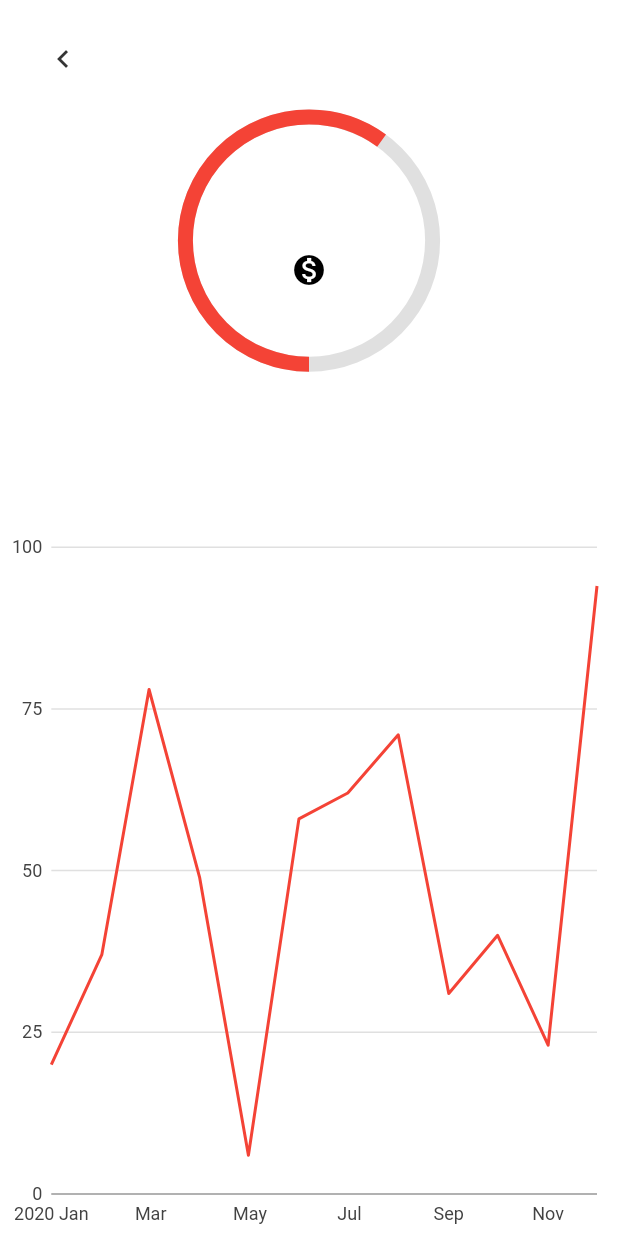
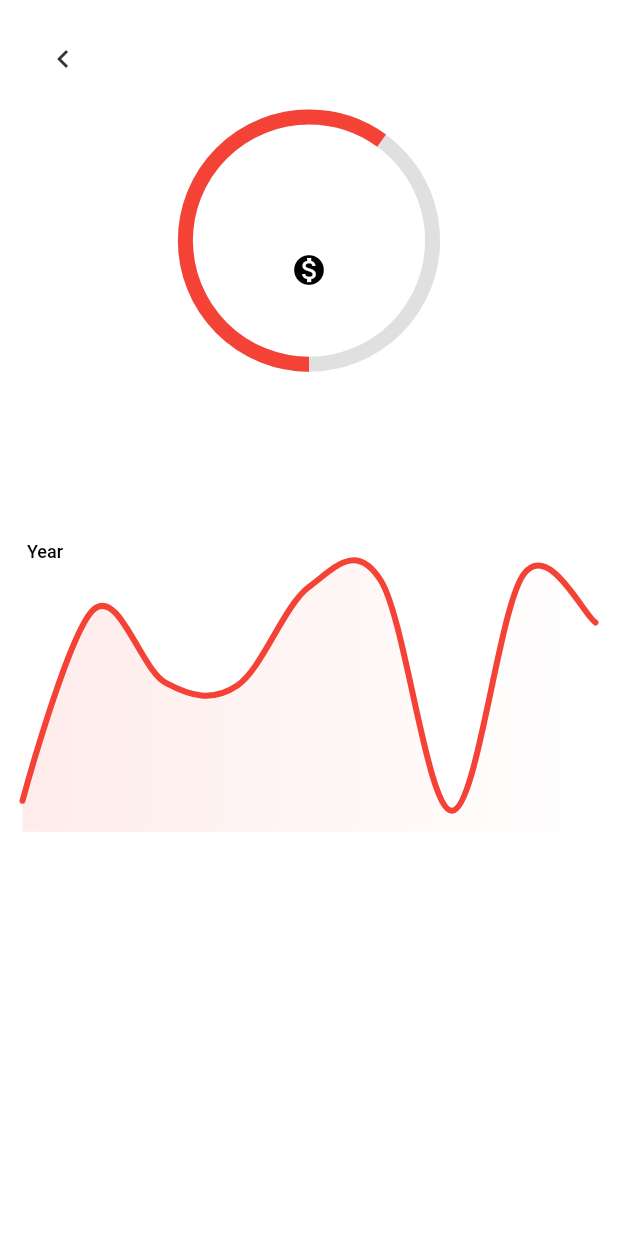
Before and after one commit to AndreyZhartun/flutter-insurance, a Flutter app: the Stats screen opened by its route, on a phone screen of 412 x 824 dp. Run offline on Flutter 3.47's test engine with Material 2 defaults, Android fonts, the phone set to English and light mode, and no system bars; drawn by our look-alikes of fl_chart.

Commit message:
fl_charts вместо charts_flutter для сплайнов

```diff
--- a/lib/stats.dart
+++ b/lib/stats.dart
@@ -1,6 +1,6 @@
 import 'package:flutter/material.dart';
 
-import 'package:charts_flutter/flutter.dart' as charts;
+import 'package:fl_chart/fl_chart.dart';
 import 'dart:math' as math;
 import 'package:mock_insurance/themes.dart';
 
@@ -63,7 +63,8 @@ class Stats extends StatelessWidget {
                       children: <Widget>[
                         Text(
                           '\$ 13450.13',
-                          style: _textTheme.headline5.copyWith(fontWeight: FontWeight.bold),
+                          style: _textTheme.headline5
+                              .copyWith(fontWeight: FontWeight.bold),
                         ),
                         Text(
                           'Yearly budget',
@@ -98,11 +99,12 @@ class Stats extends StatelessWidget {
                 ],
               ),
             ),
-            //Spacer(),
+            //Expanded(child: Container()),
             Expanded(
               //width: 100,
               //height: 200,
-              child: _YearChart.withSampleData(),
+              //child: _YearChart.withSampleData(),
+              child: LineChartSample2(),
             ),
           ],
         ),
@@ -168,59 +170,132 @@ class _CircularPI extends StatelessWidget {
   }
 }
 
-class _YearChart extends StatelessWidget {
-  final List<charts.Series> seriesList;
-  final bool animate;
+class LineChartSample2 extends StatefulWidget {
+  @override
+  _LineChartSample2State createState() => _LineChartSample2State();
+}
 
-  _YearChart(this.seriesList, {this.animate});
+class _LineChartSample2State extends State<LineChartSample2> {
+  List<Color> gradientColors = [
+    //const Color(0xff23b6e6),
+    //const Color(0xff02d39a),
+    Colors.red,
+    //Color.fromRGBO(255, 71, 71, 1),
+    Colors.white,
+  ];
+  Color lineColor = Colors.red;
 
-  /// Creates a [TimeSeriesChart] with sample data and no transition.
-  factory _YearChart.withSampleData() {
-    return new _YearChart(
-      _createSampleData(),
-      // Disable animations for image tests.
-      animate: false,
+  bool showAvg = false;
+
+  @override
+  Widget build(BuildContext context) {
+    return Stack(
+      children: <Widget>[
+        AspectRatio(
+          aspectRatio: 16/9,//1.70,
+          child: Container(
+            color: Colors.white, //Color(0xff232d37)),
+            child: Padding(
+              padding: const EdgeInsets.only(
+                right: 15.0,
+                left: 15.0,
+                //top: 24,
+                //bottom: 12,
+              ),
+              child: LineChart(
+                mainData(),
+              ),
+            ),
+          ),
+        ),
+        SizedBox(
+          width: 60,
+          height: 34,
+          child: FlatButton(
+            onPressed: () {
+              setState(() {
+                showAvg = !showAvg;
+              });
+            },
+            child: Text(
+              'Year',
+              style: TextStyle(fontSize: 12, color: Colors.black),
+              //showAvg ? Colors.white.withOpacity(0.5) : Colors.white),
+            ),
+          ),
+        ),
+      ],
     );
   }
 
-  @override
-  Widget build(BuildContext context) {
-    return new charts.TimeSeriesChart(
-      seriesList,
-      animate: animate,
-      // Optionally pass in a [DateTimeFactory] used by the chart. The factory
-      // should create the same type of [DateTime] as the data provided. If none
-      // specified, the default creates local date time.
-      dateTimeFactory: const charts.LocalDateTimeFactory(),
+  LineChartData mainData() {
+    math.Random r = new math.Random();
+    List _months = [
+      'Jan',
+      'Feb',
+      'Mar',
+      'Apr',
+      'May',
+      'Jun',
+      'Jul',
+      'Aug',
+      'Sep',
+      'Oct',
+      'Nov',
+      'Dec',
+    ];
+    double _currentMonth = 8.0;
+    return LineChartData(
+      backgroundColor: Colors.white,
+      gridData: FlGridData(
+        show: false,
+      ),
+      titlesData: FlTitlesData(
+        show: true,
+        bottomTitles: SideTitles(
+          showTitles: true,
+          reservedSize: 22,
+          /*textStyle: const TextStyle(
+              color: Colors.black, //Color(0xff68737d),
+              //fontWeight: FontWeight.bold,
+              fontSize: 16),*/
+          textStyle: Theme.of(context).accentTextTheme.bodyText2,
+          getTitles: (value) => _months[value.toInt()],
+          margin: 4,
+        ),
+        leftTitles: SideTitles(
+          showTitles: false,
+        ),
+      ),
+      borderData: FlBorderData(
+        show: false,
+      ),
+      minX: 0,
+      maxX: _currentMonth, //11,
+      minY: 0,
+      maxY: 10,
+      lineBarsData: [
+        LineChartBarData(
+          spots: [
+            for (var i = 0.0; i < _currentMonth + 1; i++)
+              FlSpot(i, r.nextDouble() * 10)
+          ],
+          isCurved: true,
+          colors: [lineColor],//gradientColors,
+          barWidth: 4,
+          isStrokeCapRound: true,
+          dotData: FlDotData(
+            show: false,
+          ),
+          belowBarData: BarAreaData(
+            show: true,
+            cutOffY: 0.1,
+            applyCutOffY: true,
+            colors:
+                gradientColors.map((color) => color.withOpacity(0.1)).toList(),
+          ),
+        ),
+      ],
     );
   }
-
-  /// Create one series with sample hard coded data.
-  static List<charts.Series<_TimeSeriesSpending, DateTime>>
-      _createSampleData() {
-    math.Random r = new math.Random();
-
-    final data = [
-      for (var i = 1; i < 13; i++)
-        _TimeSeriesSpending(new DateTime(2020, i, 1), r.nextInt(100))
-    ];
-
-    return [
-      new charts.Series<_TimeSeriesSpending, DateTime>(
-        id: 'Spending',
-        colorFn: (_, __) => charts.MaterialPalette.red.shadeDefault,
-        domainFn: (_TimeSeriesSpending spending, _) => spending.time,
-        measureFn: (_TimeSeriesSpending spending, _) => spending.spending,
-        data: data,
-      )
-    ];
-  }
 }
-
-///дата модель трат
-class _TimeSeriesSpending {
-  final DateTime time;
-  final int spending;
-
-  _TimeSeriesSpending(this.time, this.spending);
-}
--- a/pubspec.yaml
+++ b/pubspec.yaml
@@ -21,7 +21,7 @@ environment:
   sdk: ">=2.7.0 <3.0.0"
 
 dependencies:
-  charts_flutter: ^0.9.0
+  fl_chart: ^0.10.1
   flutter:
     sdk: flutter
 
```
Also changed, not shown: pubspec.lock.
